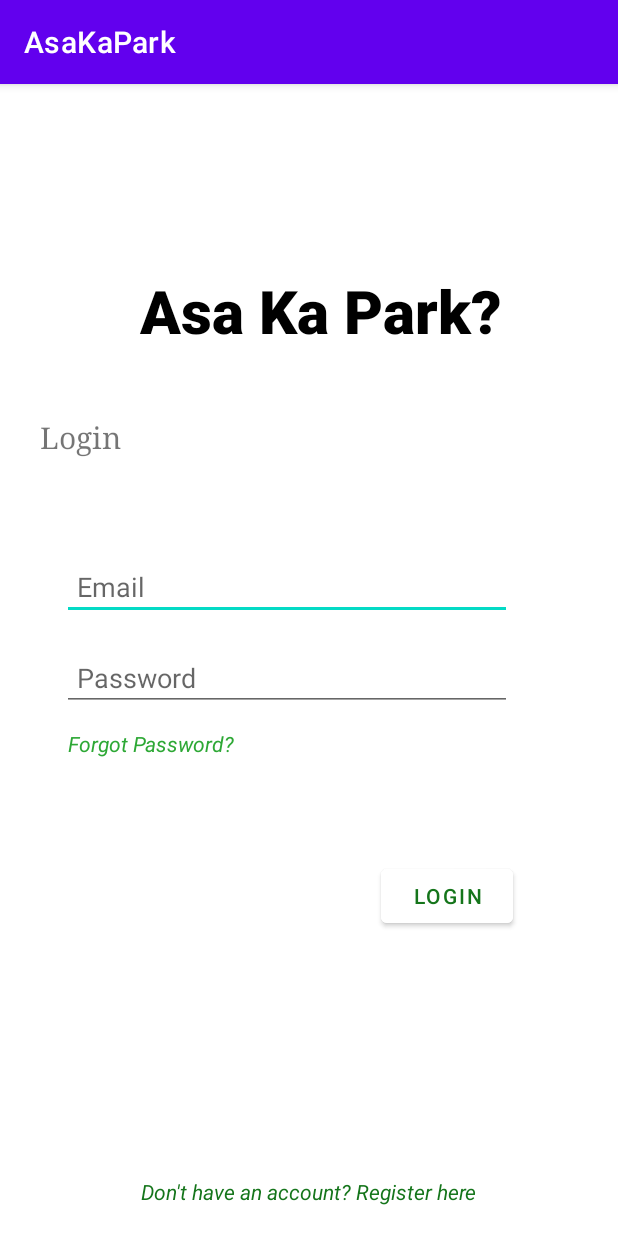
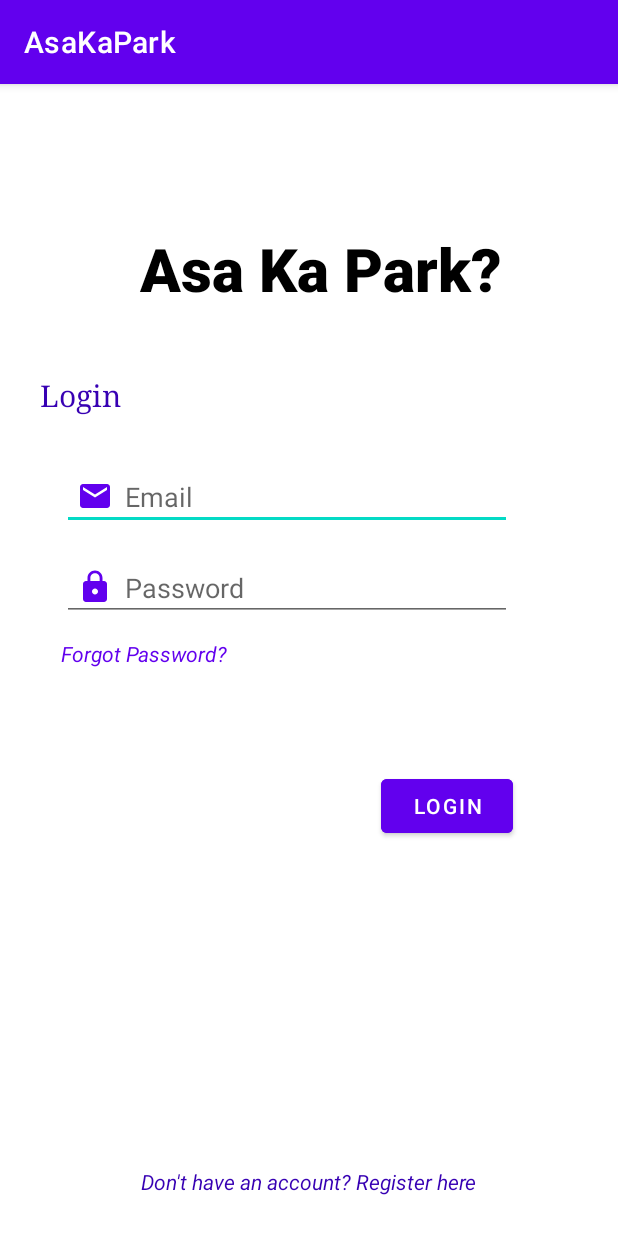
Before and after one commit to kitkato/AsaKaParKJava, an Android app: the screen it shows after launch (MainActivity), on a phone screen of 412 x 824 dp. Run offline under Robolectric (Android 15) with nearby library versions, the phone set to English and light mode, and no system bars.

Commit message:
Login Page!

```diff
--- /dev/null
+++ b/app/src/main/res/drawable/ic_email.xml
@@ -0,0 +1,9 @@
+<vector xmlns:android="http://schemas.android.com/apk/res/android"
+    android:width="24dp"
+    android:height="24dp"
+    android:viewportWidth="24"
+    android:viewportHeight="24">
+  <path
+      android:fillColor="@color/purple_500"
+      android:pathData="M20,4L4,4c-1.1,0 -1.99,0.9 -1.99,2L2,18c0,1.1 0.9,2 2,2h16c1.1,0 2,-0.9 2,-2L22,6c0,-1.1 -0.9,-2 -2,-2zM20,8l-8,5 -8,-5L4,6l8,5 8,-5v2z"/>
+</vector>
--- /dev/null
+++ b/app/src/main/res/drawable/ic_password.xml
@@ -0,0 +1,9 @@
+<vector xmlns:android="http://schemas.android.com/apk/res/android"
+    android:width="24dp"
+    android:height="24dp"
+    android:viewportWidth="24"
+    android:viewportHeight="24">
+  <path
+      android:fillColor="@color/purple_500"
+      android:pathData="M18,8h-1L17,6c0,-2.76 -2.24,-5 -5,-5S7,3.24 7,6v2L6,8c-1.1,0 -2,0.9 -2,2v10c0,1.1 0.9,2 2,2h12c1.1,0 2,-0.9 2,-2L20,10c0,-1.1 -0.9,-2 -2,-2zM12,17c-1.1,0 -2,-0.9 -2,-2s0.9,-2 2,-2 2,0.9 2,2 -0.9,2 -2,2zM15.1,8L8.9,8L8.9,6c0,-1.71 1.39,-3.1 3.1,-3.1 1.71,0 3.1,1.39 3.1,3.1v2z"/>
+</vector>
--- a/app/src/main/res/layout/activity_main.xml
+++ b/app/src/main/res/layout/activity_main.xml
@@ -9,7 +9,7 @@
         android:id="@+id/textView"
         android:layout_width="wrap_content"
         android:layout_height="wrap_content"
-        android:layout_marginTop="124dp"
+        android:layout_marginTop="96dp"
         android:fontFamily="sans-serif-black"
         android:gravity="center_horizontal"
         android:text="Asa Ka Park?"
@@ -30,6 +30,7 @@
         android:gravity="center_horizontal"
         android:text="Login"
         android:textSize="20sp"
+        android:textColor="@color/purple_700"
         app:layout_constraintEnd_toEndOf="parent"
         app:layout_constraintHorizontal_bias="0.075"
         app:layout_constraintStart_toStartOf="parent"
@@ -40,9 +41,10 @@
         android:layout_width="300dp"
         android:layout_height="wrap_content"
         android:layout_gravity="center_horizontal"
-        android:layout_marginTop="64dp"
+        android:layout_marginTop="32dp"
         android:drawablePadding="8dp"
         android:hint="Email"
+        android:drawableStart="@drawable/ic_email"
         android:inputType="text"
         android:padding="10dp"
         app:layout_constraintEnd_toEndOf="parent"
@@ -58,6 +60,7 @@
         android:layout_marginTop="16dp"
         android:drawablePadding="8dp"
         android:hint="Password"
+        android:drawableStart="@drawable/ic_password"
         android:inputType="textPassword"
         android:padding="10dp"
         app:layout_constraintEnd_toEndOf="parent"
@@ -75,8 +78,8 @@
         android:gravity="center"
         android:padding="8dp"
         android:text="Login"
-        android:backgroundTint="#fff"
-        android:textColor="#15751B"
+        android:backgroundTint="@color/purple_500"
+        android:textColor="#fff"
         android:textStyle="bold"
         app:layout_constraintEnd_toEndOf="parent"
         app:layout_constraintHorizontal_bias="0.783"
@@ -90,10 +93,10 @@
         android:layout_gravity="center_horizontal"
         android:layout_marginTop="12dp"
         android:text="Forgot Password?"
-        android:textColor="#2DA835"
+        android:textColor="@color/purple_500"
         android:textStyle="italic"
         app:layout_constraintEnd_toEndOf="parent"
-        app:layout_constraintHorizontal_bias="0.151"
+        app:layout_constraintHorizontal_bias="0.136"
         app:layout_constraintStart_toStartOf="parent"
         app:layout_constraintTop_toBottomOf="@+id/pass" />
 
@@ -103,7 +106,7 @@
         android:layout_height="wrap_content"
         android:layout_gravity="center_horizontal"
         android:text="Don't have an account? Register here"
-        android:textColor="#15751B"
+        android:textColor="@color/purple_700"
         android:textStyle="italic"
         app:layout_constraintBottom_toBottomOf="parent"
         app:layout_constraintEnd_toEndOf="parent"
```
